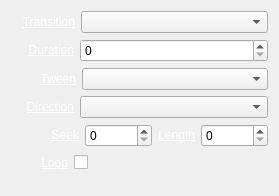
First picture: the form in trunk/Widgets/Inspector/InspectorMediaWidget.ui, repository cambell-prince/casparcg-client, before the edit.
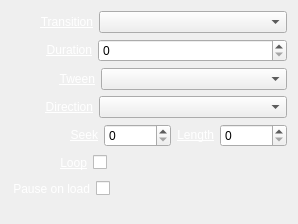
Second picture: the form after the edit.

Commit message: - NEW: Added support for the LOAD command through "Pause on load" property on media items.

The edit to the form file:
```diff
--- a/trunk/Widgets/Inspector/InspectorMediaWidget.ui
+++ b/trunk/Widgets/Inspector/InspectorMediaWidget.ui
@@ -6,8 +6,8 @@
    <rect>
     <x>0</x>
     <y>0</y>
-    <width>224</width>
-    <height>196</height>
+    <width>265</width>
+    <height>224</height>
    </rect>
   </property>
   <property name="sizePolicy">
@@ -29,7 +29,7 @@
        </property>
        <property name="sizeHint" stdset="0">
         <size>
-         <width>11</width>
+         <width>29</width>
          <height>20</height>
         </size>
        </property>
@@ -69,7 +69,7 @@
        </property>
        <property name="sizeHint" stdset="0">
         <size>
-         <width>17</width>
+         <width>35</width>
          <height>20</height>
         </size>
        </property>
@@ -112,7 +112,7 @@
        </property>
        <property name="sizeHint" stdset="0">
         <size>
-         <width>29</width>
+         <width>48</width>
          <height>20</height>
         </size>
        </property>
@@ -152,7 +152,7 @@
        </property>
        <property name="sizeHint" stdset="0">
         <size>
-         <width>15</width>
+         <width>34</width>
          <height>20</height>
         </size>
        </property>
@@ -192,7 +192,7 @@
        </property>
        <property name="sizeHint" stdset="0">
         <size>
-         <width>39</width>
+         <width>58</width>
          <height>20</height>
         </size>
        </property>
@@ -258,7 +258,7 @@
        </property>
        <property name="sizeHint" stdset="0">
         <size>
-         <width>30</width>
+         <width>49</width>
          <height>20</height>
         </size>
        </property>
@@ -299,6 +299,59 @@
      </item>
     </layout>
    </item>
+   <item>
+    <layout class="QHBoxLayout" name="horizontalLayoutPauseOnLoad">
+     <item>
+      <spacer name="horizontalSpacerPauseOnLoad1">
+       <property name="orientation">
+        <enum>Qt::Horizontal</enum>
+       </property>
+       <property name="sizeType">
+        <enum>QSizePolicy::Fixed</enum>
+       </property>
+       <property name="sizeHint" stdset="0">
+        <size>
+         <width>2</width>
+         <height>20</height>
+        </size>
+       </property>
+      </spacer>
+     </item>
+     <item>
+      <widget class="QLabel" name="labelPauseOnLoad">
+       <property name="text">
+        <string>&lt;a href=&quot;Pause on load&quot; style=&quot;color: white;&quot;&gt;Pause on load&lt;/a&gt;</string>
+       </property>
+       <property name="alignment">
+        <set>Qt::AlignRight|Qt::AlignTrailing|Qt::AlignVCenter</set>
+       </property>
+      </widget>
+     </item>
+     <item>
+      <widget class="QCheckBox" name="checkBoxPauseOnLoad">
+       <property name="layoutDirection">
+        <enum>Qt::RightToLeft</enum>
+       </property>
+       <property name="text">
+        <string/>
+       </property>
+      </widget>
+     </item>
+     <item>
+      <spacer name="horizontalSpacerPauseOnLoad2">
+       <property name="orientation">
+        <enum>Qt::Horizontal</enum>
+       </property>
+       <property name="sizeHint" stdset="0">
+        <size>
+         <width>40</width>
+         <height>20</height>
+        </size>
+       </property>
+      </spacer>
+     </item>
+    </layout>
+   </item>
    <item>
     <spacer name="verticalSpacerMedia">
      <property name="orientation">
```
Left out of the diff: 58 changed lines with no effect on the pictures. The commit also changes 12 other files.
